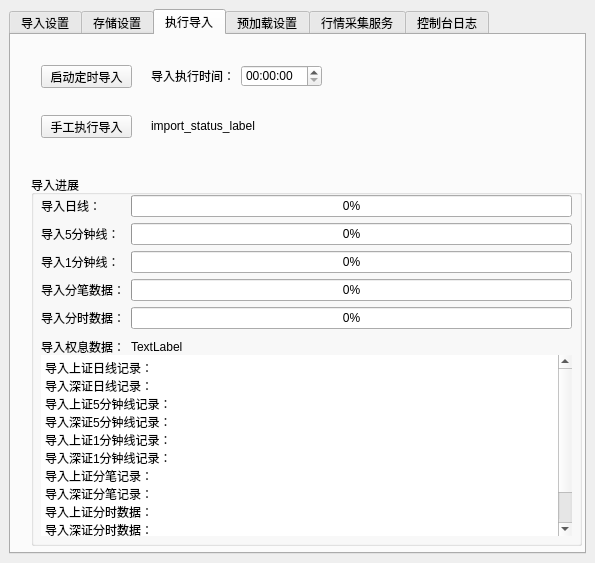
Before: the Qt Designer form hikyuu/gui/data/MainWindow.ui in fasiondog/hikyuu, drawn with Qt 5.
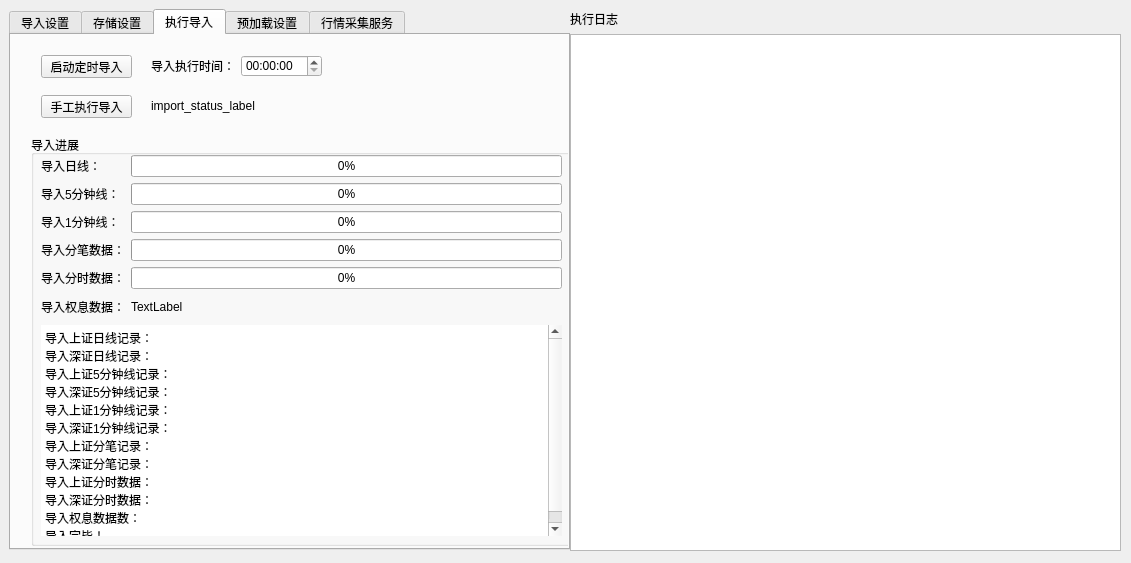
After: the same form once the commit is applied. The open tabs and pages were chosen to show the change.

```diff
--- a/hikyuu/gui/data/MainWindow.ui
+++ b/hikyuu/gui/data/MainWindow.ui
@@ -6,7 +6,7 @@
    <rect>
     <x>0</x>
     <y>0</y>
-    <width>595</width>
+    <width>1131</width>
     <height>563</height>
    </rect>
   </property>
@@ -14,9 +14,24 @@
    <string>数据导入工具</string>
   </property>
   <widget class="QWidget" name="centralwidget">
-   <layout class="QHBoxLayout" name="horizontalLayout_12">
-    <item>
      <widget class="QTabWidget" name="tabWidget">
+    <property name="enabled">
+     <bool>true</bool>
+    </property>
+    <property name="geometry">
+     <rect>
+      <x>9</x>
+      <y>9</y>
+      <width>561</width>
+      <height>541</height>
+     </rect>
+    </property>
+    <property name="sizePolicy">
+     <sizepolicy hsizetype="Expanding" vsizetype="Expanding">
+      <horstretch>0</horstretch>
+      <verstretch>0</verstretch>
+     </sizepolicy>
+    </property>
       <property name="currentIndex">
        <number>0</number>
       </property>
@@ -564,7 +579,7 @@
         <property name="geometry">
          <rect>
           <x>30</x>
-          <y>80</y>
+        <y>60</y>
           <width>91</width>
           <height>23</height>
          </rect>
@@ -577,9 +592,9 @@
         <property name="geometry">
          <rect>
           <x>20</x>
-          <y>140</y>
+        <y>100</y>
           <width>551</width>
-          <height>371</height>
+        <height>411</height>
          </rect>
         </property>
         <property name="title">
@@ -590,7 +605,7 @@
           <rect>
            <x>10</x>
            <y>20</y>
-           <width>531</width>
+         <width>521</width>
            <height>163</height>
           </rect>
          </property>
@@ -685,9 +700,9 @@
          <property name="geometry">
           <rect>
            <x>10</x>
-           <y>180</y>
-           <width>531</width>
-           <height>181</height>
+         <y>190</y>
+         <width>521</width>
+         <height>211</height>
           </rect>
          </property>
          <property name="frameShape">
@@ -720,7 +735,7 @@
         <property name="geometry">
          <rect>
           <x>140</x>
-          <y>80</y>
+        <y>60</y>
           <width>421</width>
           <height>21</height>
          </rect>
@@ -733,7 +748,7 @@
         <property name="geometry">
          <rect>
           <x>30</x>
-          <y>30</y>
+        <y>20</y>
           <width>91</width>
           <height>23</height>
          </rect>
@@ -746,7 +761,7 @@
         <property name="geometry">
          <rect>
           <x>140</x>
-          <y>30</y>
+        <y>20</y>
           <width>171</width>
           <height>22</height>
          </rect>
@@ -1265,12 +1280,25 @@
         </property>
        </widget>
       </widget>
-      <widget class="QWidget" name="tab_5">
-       <attribute name="title">
-        <string>控制台日志</string>
-       </attribute>
-       <layout class="QFormLayout" name="formLayout">
-        <item row="0" column="0" colspan="2">
+   </widget>
+   <widget class="QWidget" name="layoutWidget">
+    <property name="geometry">
+     <rect>
+      <x>570</x>
+      <y>10</y>
+      <width>551</width>
+      <height>541</height>
+     </rect>
+    </property>
+    <layout class="QVBoxLayout" name="verticalLayout_6">
+     <item>
+      <widget class="QLabel" name="label_41">
+       <property name="text">
+        <string>执行日志</string>
+       </property>
+      </widget>
+     </item>
+     <item>
          <widget class="QTextEdit" name="log_textEdit">
           <property name="readOnly">
            <bool>true</bool>
@@ -1282,9 +1310,6 @@
         </item>
        </layout>
       </widget>
-     </widget>
-    </item>
-   </layout>
   </widget>
  </widget>
  <resources/>
```
Left out of the diff: 10 changed lines with no effect on the pictures. Lines whose indentation alone changed are shown as unchanged.
